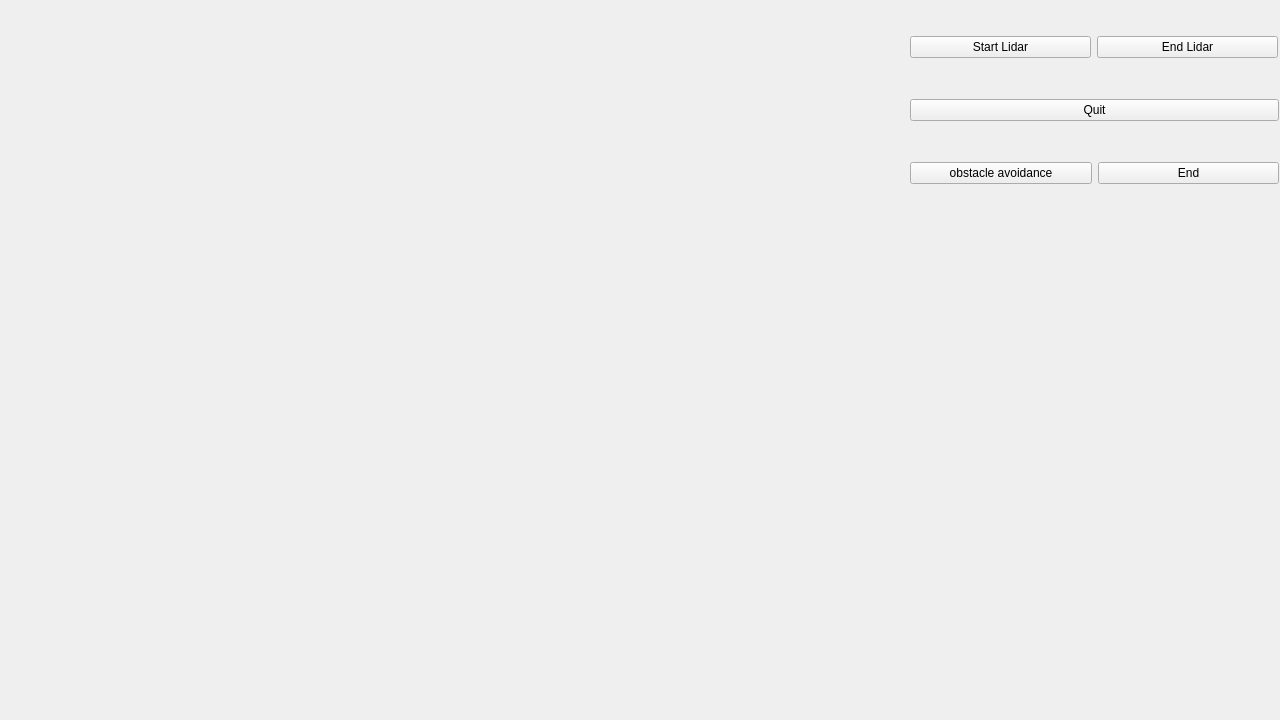
Qt form mainwindow.ui (Alixjie/Buddy-Bot) before a commit.
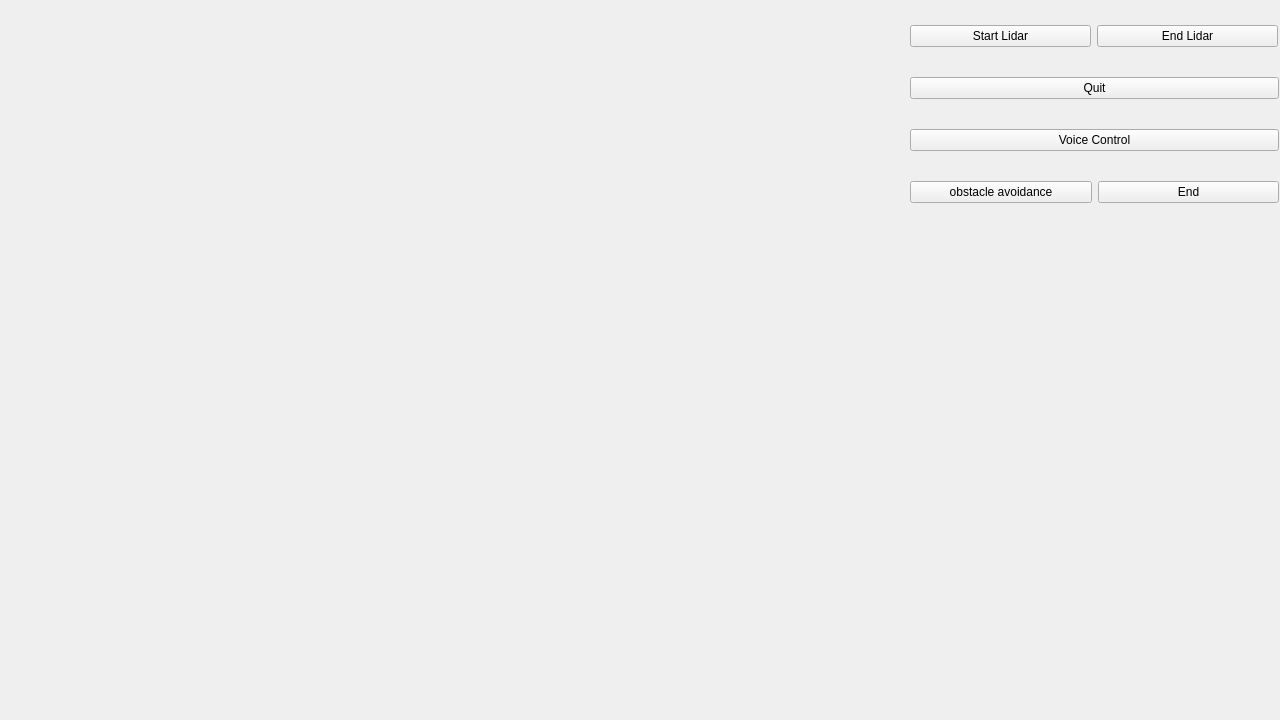
The same form after that commit.

Commit message: Voice recognition was added to qt, and everyone had Chinese food together in the evening.

What changed in the file:
```diff
--- a/mainwindow.ui
+++ b/mainwindow.ui
@@ -20,7 +20,7 @@
       <x>910</x>
       <y>0</y>
       <width>369</width>
-      <height>221</height>
+      <height>231</height>
      </rect>
     </property>
     <layout class="QVBoxLayout" name="verticalLayout">
@@ -55,6 +55,13 @@
        </property>
       </widget>
      </item>
+     <item>
+      <widget class="QPushButton" name="voice_control">
+       <property name="text">
+        <string>Voice Control</string>
+       </property>
+      </widget>
+     </item>
      <item>
       <layout class="QHBoxLayout" name="horizontalLayout_2">
        <item>
```
The commit also changes 5 other files.
